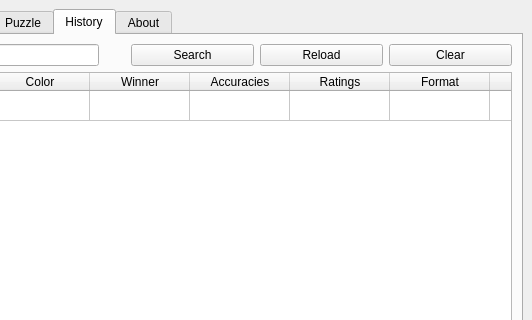
Old version of the form src/interface/main_window.ui in the repository afmdiazh/Chess-Dot-Py; both pictures show x 167 to 699 and y 0 to 320 of the 699 by 600 pixel window.
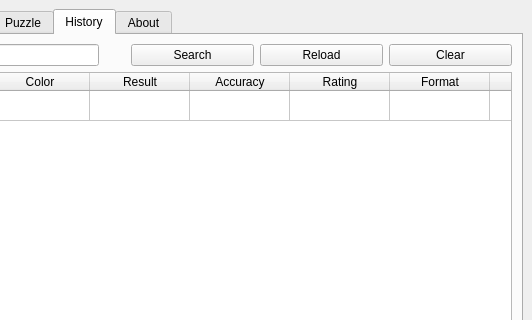
New version of the form. The open tabs and pages were chosen to show the change. Icons and pictures are not drawn. Custom widgets are drawn as their Qt base class.

```diff
--- a/src/interface/main_window.ui
+++ b/src/interface/main_window.ui
@@ -1863,17 +1863,17 @@
               </column>
               <column>
                <property name="text">
-                <string>Winner</string>
+                <string>Result</string>
                </property>
               </column>
               <column>
                <property name="text">
-                <string>Accuracies</string>
+                <string>Accuracy</string>
                </property>
               </column>
               <column>
                <property name="text">
-                <string>Ratings</string>
+                <string>Rating</string>
                </property>
               </column>
               <column>
```
Left out of the diff: 14 changed lines with no effect on the pictures.
